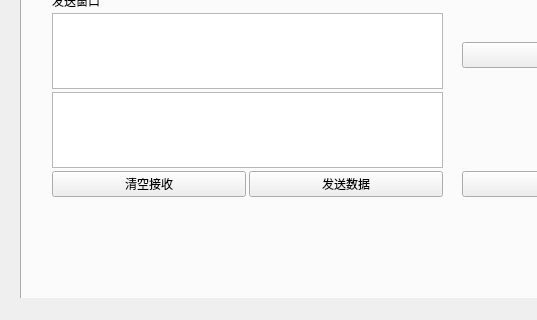
First picture: the form in mainwindow.ui, repository NeilKID/QtSerialPortGVT, before the edit; both pictures show x 0 to 537 and y 300 to 620 of the 1142 by 620 pixel window.
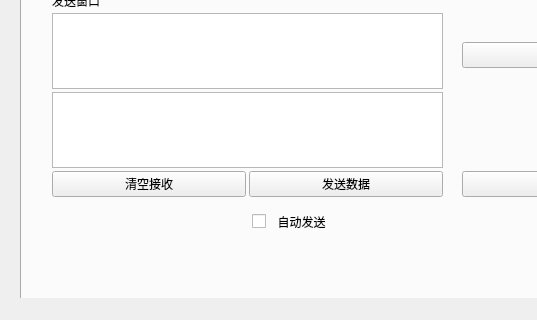
Second picture: the form after the edit.

Commit message: 增加自动发送

```diff
--- a/mainwindow.ui
+++ b/mainwindow.ui
@@ -459,6 +459,19 @@
        </item>
       </layout>
      </widget>
+     <widget class="QCheckBox" name="autoSendCheckBox">
+      <property name="geometry">
+       <rect>
+        <x>230</x>
+        <y>470</y>
+        <width>91</width>
+        <height>31</height>
+       </rect>
+      </property>
+      <property name="text">
+       <string>  自动发送</string>
+      </property>
+     </widget>
     </widget>
     <widget class="QWidget" name="tab">
      <attribute name="title">
```
Left out of the diff: 2 changed lines with no effect on the pictures. The commit also changes 3 other files.
